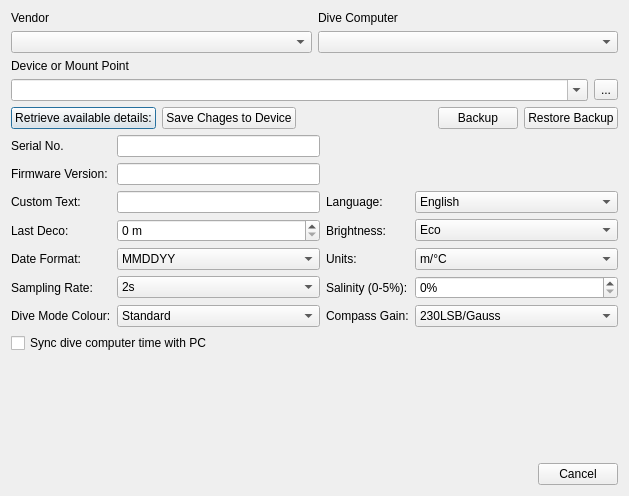
subsurface/subsurface, file qt-ui/configuredivecomputerdialog.ui: the form before one commit.
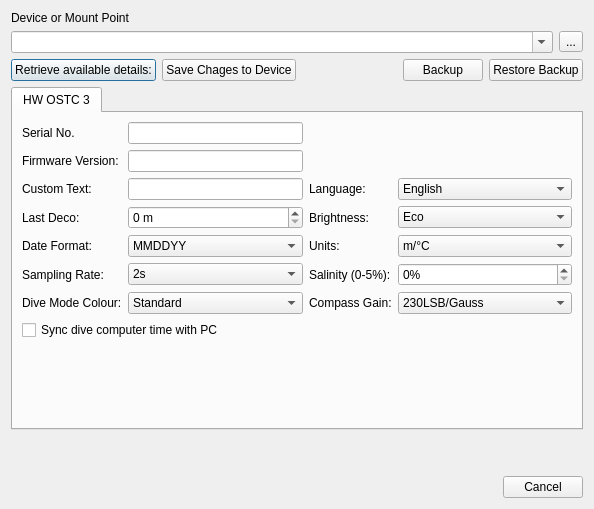
The form after the commit.

Commit message:
Change ConfigureDiveComputerDialog to use tabbed interface
Changes the dive computer configuration dialog to use a
tabbed interface. This will make it easier to add new
dive computer models to the interface.

```diff
--- a/qt-ui/configuredivecomputerdialog.ui
+++ b/qt-ui/configuredivecomputerdialog.ui
@@ -6,38 +6,14 @@
    <rect>
     <x>0</x>
     <y>0</y>
-    <width>629</width>
-    <height>496</height>
+    <width>594</width>
+    <height>509</height>
    </rect>
   </property>
   <property name="windowTitle">
    <string>Configure Dive Computer</string>
   </property>
   <layout class="QVBoxLayout" name="verticalLayout_2">
-   <item>
-    <layout class="QGridLayout" name="gridLayout">
-     <item row="0" column="0">
-      <widget class="QLabel" name="label">
-       <property name="text">
-        <string>Vendor</string>
-       </property>
-      </widget>
-     </item>
-     <item row="0" column="1">
-      <widget class="QLabel" name="label_2">
-       <property name="text">
-        <string>Dive Computer</string>
-       </property>
-      </widget>
-     </item>
-     <item row="1" column="0">
-      <widget class="QComboBox" name="vendor"/>
-     </item>
-     <item row="1" column="1">
-      <widget class="QComboBox" name="product"/>
-     </item>
-    </layout>
-   </item>
    <item>
     <layout class="QVBoxLayout" name="verticalLayout">
      <item>
@@ -113,52 +89,15 @@
     </layout>
    </item>
    <item>
-    <layout class="QGridLayout" name="gridLayout_2">
-     <item row="2" column="0">
-      <widget class="QLabel" name="label_5">
-       <property name="text">
-        <string>Custom Text:</string>
-       </property>
-      </widget>
-     </item>
-     <item row="5" column="0">
-      <widget class="QLabel" name="label_12">
-       <property name="text">
-        <string>Sampling Rate:</string>
-       </property>
-      </widget>
-     </item>
-     <item row="3" column="2">
-      <widget class="QLabel" name="label_4">
-       <property name="text">
-        <string>Brightness:</string>
-       </property>
-      </widget>
-     </item>
-     <item row="5" column="2">
-      <widget class="QLabel" name="label_13">
-       <property name="text">
-        <string>Salinity (0-5%):</string>
-       </property>
-      </widget>
-     </item>
-     <item row="7" column="0" colspan="3">
-      <widget class="QCheckBox" name="dateTimeSyncCheckBox">
-       <property name="text">
-        <string>Sync dive computer time with PC</string>
-       </property>
-      </widget>
-     </item>
-     <item row="5" column="3">
-      <widget class="QSpinBox" name="salinitySpinBox">
-       <property name="suffix">
-        <string>%</string>
-       </property>
-       <property name="maximum">
-        <number>5</number>
-       </property>
-      </widget>
-     </item>
+    <widget class="QTabWidget" name="tabWidget">
+     <property name="currentIndex">
+      <number>0</number>
+     </property>
+     <widget class="QWidget" name="tab">
+      <attribute name="title">
+       <string>HW OSTC 3</string>
+      </attribute>
+      <layout class="QGridLayout" name="gridLayout">
      <item row="3" column="1">
       <widget class="QSpinBox" name="lastDecoSpinBox">
        <property name="suffix">
@@ -166,24 +105,24 @@
        </property>
       </widget>
      </item>
-     <item row="0" column="1">
-      <widget class="QLineEdit" name="serialNoLineEdit">
-       <property name="readOnly">
-        <bool>true</bool>
+       <item row="7" column="0" colspan="4">
+        <widget class="QCheckBox" name="dateTimeSyncCheckBox">
+         <property name="text">
+          <string>Sync dive computer time with PC</string>
        </property>
       </widget>
      </item>
-     <item row="3" column="0">
-      <widget class="QLabel" name="label_10">
+       <item row="4" column="2">
+        <widget class="QLabel" name="label_11">
        <property name="text">
-        <string>Last Deco:</string>
+          <string>Units:</string>
        </property>
       </widget>
      </item>
-     <item row="0" column="0">
-      <widget class="QLabel" name="label_7">
+       <item row="5" column="2">
+        <widget class="QLabel" name="label_13">
        <property name="text">
-        <string>Serial No.</string>
+          <string>Salinity (0-5%):</string>
        </property>
       </widget>
      </item>
@@ -194,25 +133,76 @@
        </property>
       </widget>
      </item>
-     <item row="4" column="3">
-      <widget class="QComboBox" name="unitsComboBox">
-       <item>
+       <item row="2" column="0">
+        <widget class="QLabel" name="label_5">
         <property name="text">
-         <string>m/°C</string>
-        </property>
+          <string>Custom Text:</string>
+         </property>
+        </widget>
        </item>
-       <item>
+       <item row="2" column="1">
+        <widget class="QLineEdit" name="customTextLlineEdit">
+         <property name="sizePolicy">
+          <sizepolicy hsizetype="Expanding" vsizetype="Fixed">
+           <horstretch>1</horstretch>
+           <verstretch>0</verstretch>
+          </sizepolicy>
+         </property>
+        </widget>
+       </item>
+       <item row="4" column="0">
+        <widget class="QLabel" name="label_9">
         <property name="text">
-         <string>ft/°F</string>
-        </property>
+          <string>Date Format:</string>
+         </property>
+        </widget>
        </item>
-      </widget>
-     </item>
-     <item row="3" column="3">
-      <widget class="QComboBox" name="brightnessComboBox">
+       <item row="6" column="2">
+        <widget class="QLabel" name="label_15">
+         <property name="text">
+          <string>Compass Gain:</string>
+         </property>
+        </widget>
+       </item>
+       <item row="1" column="1">
+        <widget class="QLineEdit" name="firmwareVersionLineEdit">
+         <property name="readOnly">
+          <bool>true</bool>
+         </property>
+        </widget>
+       </item>
+       <item row="3" column="0">
+        <widget class="QLabel" name="label_10">
+         <property name="text">
+          <string>Last Deco:</string>
+         </property>
+        </widget>
+       </item>
+       <item row="8" column="0" colspan="4">
+        <spacer name="verticalSpacer">
+         <property name="orientation">
+          <enum>Qt::Vertical</enum>
+         </property>
+         <property name="sizeHint" stdset="0">
+          <size>
+           <width>20</width>
+           <height>40</height>
+          </size>
+         </property>
+        </spacer>
+       </item>
+       <item row="0" column="1">
+        <widget class="QLineEdit" name="serialNoLineEdit">
+         <property name="readOnly">
+          <bool>true</bool>
+         </property>
+        </widget>
+       </item>
+       <item row="6" column="1">
+        <widget class="QComboBox" name="diveModeColour">
        <item>
         <property name="text">
-         <string>Eco</string>
+           <string>Standard</string>
         </property>
        </item>
        <item>
@@ -246,6 +236,20 @@
        </item>
       </widget>
      </item>
+       <item row="4" column="3">
+        <widget class="QComboBox" name="unitsComboBox">
+         <item>
+          <property name="text">
+           <string>m/°C</string>
+          </property>
+         </item>
+         <item>
+          <property name="text">
+           <string>ft/°F</string>
+          </property>
+         </item>
+        </widget>
+       </item>
      <item row="2" column="3">
       <widget class="QComboBox" name="languageComboBox">
        <item>
@@ -270,42 +274,51 @@
        </item>
       </widget>
      </item>
-     <item row="1" column="1">
-      <widget class="QLineEdit" name="firmwareVersionLineEdit">
-       <property name="readOnly">
-        <bool>true</bool>
+       <item row="3" column="2">
+        <widget class="QLabel" name="label_4">
+         <property name="text">
+          <string>Brightness:</string>
        </property>
       </widget>
      </item>
-     <item row="4" column="0">
-      <widget class="QLabel" name="label_9">
+       <item row="0" column="0">
+        <widget class="QLabel" name="label_7">
        <property name="text">
-        <string>Date Format:</string>
+          <string>Serial No.</string>
        </property>
       </widget>
      </item>
-     <item row="1" column="0">
-      <widget class="QLabel" name="label_8">
+       <item row="6" column="0">
+        <widget class="QLabel" name="label_14">
        <property name="text">
-        <string>Firmware Version:</string>
+          <string>Dive Mode Colour:</string>
        </property>
       </widget>
      </item>
-     <item row="2" column="1">
-      <widget class="QLineEdit" name="customTextLlineEdit">
-       <property name="sizePolicy">
-        <sizepolicy hsizetype="Expanding" vsizetype="Fixed">
-         <horstretch>1</horstretch>
-         <verstretch>0</verstretch>
-        </sizepolicy>
+       <item row="5" column="0">
+        <widget class="QLabel" name="label_12">
+         <property name="text">
+          <string>Sampling Rate:</string>
        </property>
       </widget>
      </item>
-     <item row="4" column="2">
-      <widget class="QLabel" name="label_11">
+       <item row="3" column="3">
+        <widget class="QComboBox" name="brightnessComboBox">
+         <item>
        <property name="text">
-        <string>Units:</string>
-       </property>
+           <string>Eco</string>
+          </property>
+         </item>
+         <item>
+          <property name="text">
+           <string>Medium</string>
+          </property>
+         </item>
+         <item>
+          <property name="text">
+           <string>High</string>
+          </property>
+         </item>
       </widget>
      </item>
      <item row="5" column="1">
@@ -322,41 +335,20 @@
        </item>
       </widget>
      </item>
-     <item row="6" column="0">
-      <widget class="QLabel" name="label_14">
+       <item row="1" column="0">
+        <widget class="QLabel" name="label_8">
        <property name="text">
-        <string>Dive Mode Colour:</string>
+          <string>Firmware Version:</string>
        </property>
       </widget>
      </item>
-     <item row="6" column="1">
-      <widget class="QComboBox" name="diveModeColour">
-       <item>
-        <property name="text">
-         <string>Standard</string>
-        </property>
-       </item>
-       <item>
-        <property name="text">
-         <string>Red</string>
-        </property>
-       </item>
-       <item>
-        <property name="text">
-         <string>Green</string>
-        </property>
-       </item>
-       <item>
-        <property name="text">
-         <string>Blue</string>
-        </property>
-       </item>
-      </widget>
-     </item>
-     <item row="6" column="2">
-      <widget class="QLabel" name="label_15">
-       <property name="text">
-        <string>Compass Gain:</string>
+       <item row="5" column="3">
+        <widget class="QSpinBox" name="salinitySpinBox">
+         <property name="suffix">
+          <string>%</string>
+         </property>
+         <property name="maximum">
+          <number>5</number>
        </property>
       </widget>
      </item>
@@ -411,19 +403,8 @@
       </widget>
      </item>
     </layout>
-   </item>
-   <item>
-    <spacer name="verticalSpacer">
-     <property name="orientation">
-      <enum>Qt::Vertical</enum>
-     </property>
-     <property name="sizeHint" stdset="0">
-      <size>
-       <width>20</width>
-       <height>40</height>
-      </size>
-     </property>
-    </spacer>
+     </widget>
+    </widget>
    </item>
    <item>
     <widget class="QLabel" name="errorLabel">
```
Left out of the diff: 13 changed lines with no effect on the pictures. Lines whose indentation alone changed are shown as unchanged. The commit also changes 2 other files.
